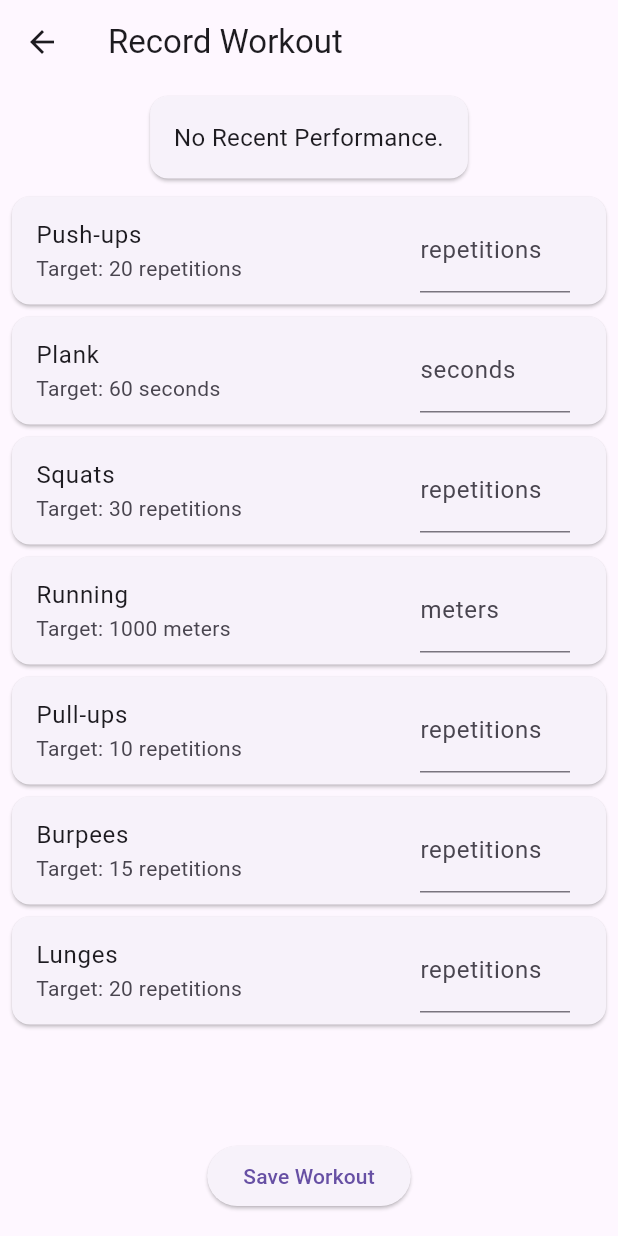
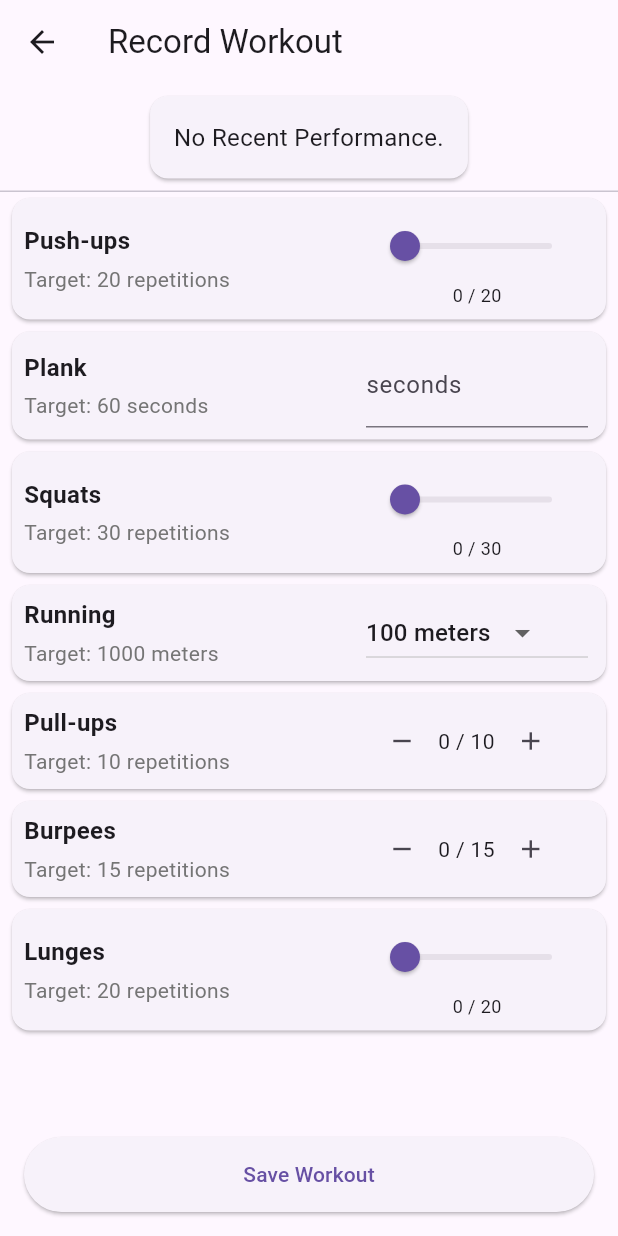
Before and after one commit to manishchalla/workout_history_app, a Flutter app: the WorkoutRecordingPage screen opened directly, on a phone screen of 412 x 824 dp. Run offline on Flutter 3.47's test engine with Material 3 defaults, Android fonts, the phone set to English and light mode, and no system bars.

Commit message:
updated based on revies by adding sliders, dropdown and others

```diff
--- a/lib/pages/workout_recording_page.dart
+++ b/lib/pages/workout_recording_page.dart
@@ -1,10 +1,11 @@
 import 'package:flutter/material.dart';
 import 'package:provider/provider.dart';
+import '../models/exercise.dart';
 import '../models/exercise_result.dart';
 import '../models/workout.dart';
 import '../models/workout_plan.dart';
 import '../providers/workout_provider.dart';
-import '../widgets/recent_performance_widget.dart'; // Import the widget
+import '../widgets/recent_performance_widget.dart';
 
 class WorkoutRecordingPage extends StatefulWidget {
   final WorkoutPlan workoutPlan;
@@ -16,73 +17,242 @@ class WorkoutRecordingPage extends StatefulWidget {
 }
 
 class _WorkoutRecordingPageState extends State<WorkoutRecordingPage> {
-  final Map<String, TextEditingController> _controllers = {};
+  late Map<String, int> _exerciseValues;
 
   @override
   void initState() {
     super.initState();
-    for (var exercise in widget.workoutPlan.exercises) {
-      _controllers[exercise.name] = TextEditingController();
-    }
+    // Initialize _exerciseValues as a Map<String, int>
+    _exerciseValues = Map<String, int>.fromEntries(
+      widget.workoutPlan.exercises.map((exercise) => MapEntry(
+        exercise.name,
+        exercise.unit == 'meters' ? 100 : 0,
+      )),
+    );
   }
 
   @override
-  void dispose() {
-    _controllers.forEach((_, controller) => controller.dispose());
-    super.dispose();
+  void didUpdateWidget(covariant WorkoutRecordingPage oldWidget) {
+    super.didUpdateWidget(oldWidget);
+    // Reinitialize _exerciseValues if the workout plan changes
+    if (oldWidget.workoutPlan.exercises != widget.workoutPlan.exercises) {
+      _exerciseValues = Map<String, int>.fromEntries(
+        widget.workoutPlan.exercises.map((exercise) => MapEntry(
+          exercise.name,
+          exercise.unit == 'meters' ? 100 : 0,
+        )),
+      );
+    }
   }
 
   void _finishWorkout() {
     final results = widget.workoutPlan.exercises.map((exercise) {
-      final actualOutput = int.tryParse(_controllers[exercise.name]?.text ?? '0') ?? 0;
-      return ExerciseResult(exercise: exercise, actualOutput: actualOutput);
+      return ExerciseResult(
+        exercise: exercise,
+        actualOutput: _exerciseValues[exercise.name] ?? 0,
+      );
     }).toList();
 
     final workout = Workout(date: DateTime.now(), results: results);
     Provider.of<WorkoutProvider>(context, listen: false).addWorkout(workout);
+    Navigator.pop(context);
+  }
 
-    Navigator.pop(context);
+  Widget _buildInputField(Exercise exercise) {
+    try {
+      final value = _exerciseValues[exercise.name] ?? 0;
+      final isSliderExercise = exercise.name.toLowerCase().contains('lunge') ||
+          exercise.name.toLowerCase().contains('push-up') ||
+          exercise.name.toLowerCase().contains('squat');
+
+      if (isSliderExercise) {
+        return Column(
+          mainAxisSize: MainAxisSize.min,
+          crossAxisAlignment: CrossAxisAlignment.center,
+          children: [
+            ConstrainedBox(
+              constraints: const BoxConstraints(maxWidth: 200),
+              child: Slider(
+                value: value.toDouble(),
+                min: 0,
+                max: exercise.targetOutput.toDouble(),
+                divisions: exercise.targetOutput,
+                label: '$value',
+                onChanged: (newValue) {
+                  setState(() {
+                    _exerciseValues[exercise.name] = newValue.toInt();
+                  });
+                },
+              ),
+            ),
+            Text(
+              '$value / ${exercise.targetOutput}',
+              style: const TextStyle(fontSize: 12),
+            ),
+          ],
+        );
+      }
+
+      switch (exercise.unit) {
+        case 'repetitions':
+          return Row(
+            mainAxisSize: MainAxisSize.min,
+            children: [
+              IconButton(
+                icon: const Icon(Icons.remove, size: 20),
+                onPressed: () {
+                  setState(() {
+                    if (value > 0) {
+                      _exerciseValues[exercise.name] = value - 1;
+                    }
+                  });
+                },
+              ),
+              Text(
+                '$value / ${exercise.targetOutput}',
+                style: const TextStyle(fontSize: 14),
+              ),
+              IconButton(
+                icon: const Icon(Icons.add, size: 20),
+                onPressed: () {
+                  setState(() {
+                    if (value < exercise.targetOutput) {
+                      _exerciseValues[exercise.name] = value + 1;
+                    }
+                  });
+                },
+              ),
+            ],
+          );
+
+        case 'seconds':
+          return SizedBox(
+            width: 100,
+            child: TextField(
+              keyboardType: TextInputType.number,
+              decoration: InputDecoration(
+                labelText: exercise.unit,
+                isDense: true,
+                contentPadding: const EdgeInsets.symmetric(vertical: 8),
+              ),
+              onChanged: (text) {
+                setState(() {
+                  _exerciseValues[exercise.name] = int.tryParse(text) ?? 0;
+                });
+              },
+            ),
+          );
+
+        case 'meters':
+          return DropdownButton<int>(
+            value: _exerciseValues[exercise.name] ?? 100,
+            items: [100, 200, 500, 1000].map((int value) {
+              return DropdownMenuItem<int>(
+                value: value,
+                child: Text('$value ${exercise.unit}'),
+              );
+            }).toList(),
+            onChanged: (newValue) {
+              setState(() {
+                _exerciseValues[exercise.name] = newValue!;
+              });
+            },
+          );
+
+        default:
+          return Column(
+            mainAxisSize: MainAxisSize.min,
+            children: [
+              const Text(
+                'Unsupported Unit',
+                style: TextStyle(color: Colors.red),
+              ),
+              Text('Unit: ${exercise.unit}'),
+            ],
+          );
+      }
+    } catch (e) {
+      debugPrint('Error building input field for ${exercise.name}: $e');
+      return const Center(child: Text('Error loading input'));
+    }
   }
 
   @override
   Widget build(BuildContext context) {
     return Scaffold(
       appBar: AppBar(
-        title: Text('Record Workout'), // Page title
+        title: const Text('Record Workout'),
       ),
       body: Column(
         children: [
-          RecentPerformanceWidget(), // Recent Performance below the page title
+          // Recent Performance Widget at the top
+          RecentPerformanceWidget(),
+          const Divider(height: 1, thickness: 1), // Optional: Add a divider for better separation
+
+          // Expanded ListView for exercises
           Expanded(
             child: ListView.builder(
               itemCount: widget.workoutPlan.exercises.length,
               itemBuilder: (context, index) {
                 final exercise = widget.workoutPlan.exercises[index];
                 return Card(
-                  margin: EdgeInsets.symmetric(vertical: 4.0, horizontal: 8.0), // Add margin
-                  child: ListTile(
-                    title: Text(exercise.name),
-                    subtitle: Text('Target: ${exercise.targetOutput} ${exercise.unit}'),
-                    trailing: SizedBox(
-                      width: 100,
-                      child: TextField(
-                        controller: _controllers[exercise.name],
-                        keyboardType: TextInputType.number,
-                        decoration: InputDecoration(
-                          labelText: exercise.unit,
+                  margin: const EdgeInsets.symmetric(
+                    vertical: 4.0,
+                    horizontal: 8.0,
+                  ),
+                  child: Padding(
+                    padding: const EdgeInsets.all(8.0),
+                    child: Row(
+                      crossAxisAlignment: CrossAxisAlignment.center,
+                      children: [
+                        Expanded(
+                          flex: 3,
+                          child: Column(
+                            crossAxisAlignment: CrossAxisAlignment.start,
+                            mainAxisSize: MainAxisSize.min,
+                            children: [
+                              Text(
+                                exercise.name,
+                                style: const TextStyle(
+                                  fontWeight: FontWeight.bold,
+                                  fontSize: 16,
+                                ),
+                              ),
+                              const SizedBox(height: 4),
+                              Text(
+                                'Target: ${exercise.targetOutput} ${exercise.unit}',
+                                style: TextStyle(
+                                  color: Colors.grey[600],
+                                  fontSize: 14,
+                                ),
+                              ),
+                            ],
+                          ),
                         ),
-                      ),
+                        Expanded(
+                          flex: 2,
+                          child: Padding(
+                            padding: const EdgeInsets.only(right: 4),
+                            child: _buildInputField(exercise),
+                          ),
+                        ),
+                      ],
                     ),
                   ),
                 );
               },
             ),
           ),
+
+          // Save Workout Button
           Padding(
-            padding: const EdgeInsets.all(16.0), // Add padding
+            padding: const EdgeInsets.all(16.0),
             child: ElevatedButton(
+              style: ElevatedButton.styleFrom(
+                minimumSize: const Size(double.infinity, 50),
+              ),
               onPressed: _finishWorkout,
-              child: Text('Save Workout'), // Updated button text
+              child: const Text('Save Workout'),
             ),
           ),
         ],
```
